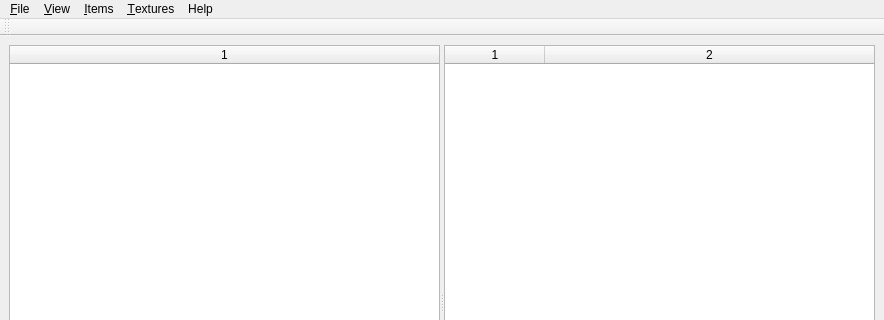
Qt form itemEditor/src/mainForm.ui (jeremydumais/TheWarrior) before a commit; both pictures show x 0 to 884 and y 0 to 320 of the 884 by 590 pixel window.
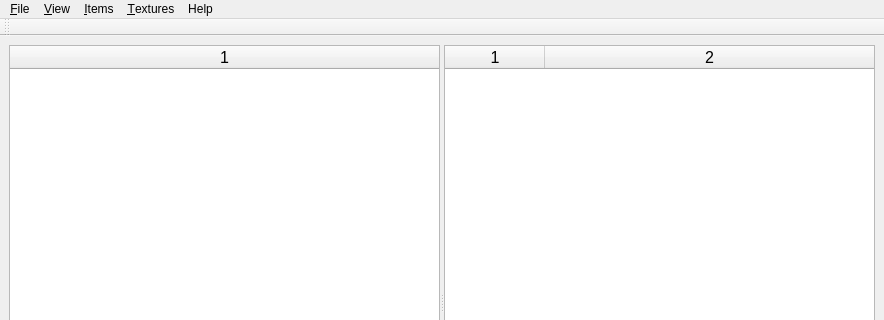
The same form after that commit. Icons and pictures are not drawn.

The edit to the form file:
```diff
--- a/itemEditor/src/mainForm.ui
+++ b/itemEditor/src/mainForm.ui
@@ -27,6 +27,11 @@
          <enum>Qt::Horizontal</enum>
         </property>
         <widget class="QTableWidget" name="tableWidgetItemCategories">
+         <property name="font">
+          <font>
+           <pointsize>12</pointsize>
+          </font>
+         </property>
          <property name="editTriggers">
           <set>QAbstractItemView::NoEditTriggers</set>
          </property>
@@ -36,6 +41,12 @@
          <property name="selectionBehavior">
           <enum>QAbstractItemView::SelectRows</enum>
          </property>
+         <property name="iconSize">
+          <size>
+           <width>24</width>
+           <height>24</height>
+          </size>
+         </property>
          <property name="columnCount">
           <number>1</number>
          </property>
@@ -54,6 +65,11 @@
          <layout class="QVBoxLayout" name="verticalLayout">
           <item>
            <widget class="QTableWidget" name="tableWidgetItems">
+            <property name="font">
+             <font>
+              <pointsize>12</pointsize>
+             </font>
+            </property>
             <property name="editTriggers">
              <set>QAbstractItemView::NoEditTriggers</set>
             </property>
```
